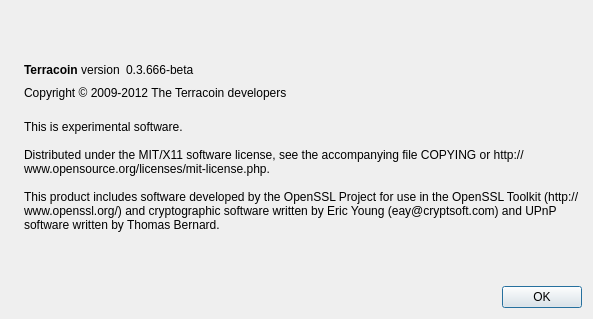
This is src/qt/forms/aboutdialog.ui in human88/terracoin as Qt 5 draws it before an edit. The edited form follows.
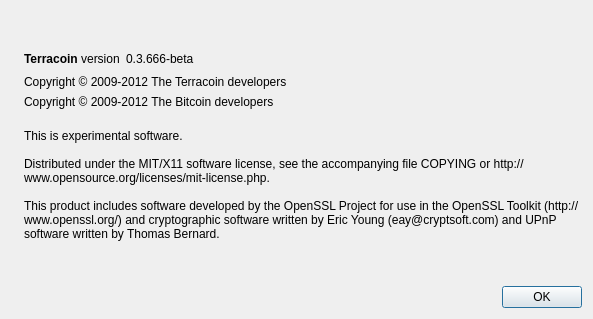
This is the edited form. Icons and pictures are not drawn.

Commit message:
[qtclient] about,minor: closes issue #2
 - Bitcoin developers credit line added.

The edit to the form file:
```diff
--- a/src/qt/forms/aboutdialog.ui
+++ b/src/qt/forms/aboutdialog.ui
@@ -98,6 +98,19 @@
        </property>
       </widget>
      </item>
+     <item>
+      <widget class="QLabel" name="originalcopyrightLabel">
+       <property name="cursor">
+        <cursorShape>IBeamCursor</cursorShape>
+       </property>
+       <property name="text">
+        <string>Copyright © 2009-2012 The Bitcoin developers</string>
+       </property>
+       <property name="textInteractionFlags">
+        <set>Qt::LinksAccessibleByMouse|Qt::TextSelectableByKeyboard|Qt::TextSelectableByMouse</set>
+       </property>
+      </widget>
+     </item>
      <item>
       <widget class="QLabel" name="label_2">
        <property name="cursor">
```
